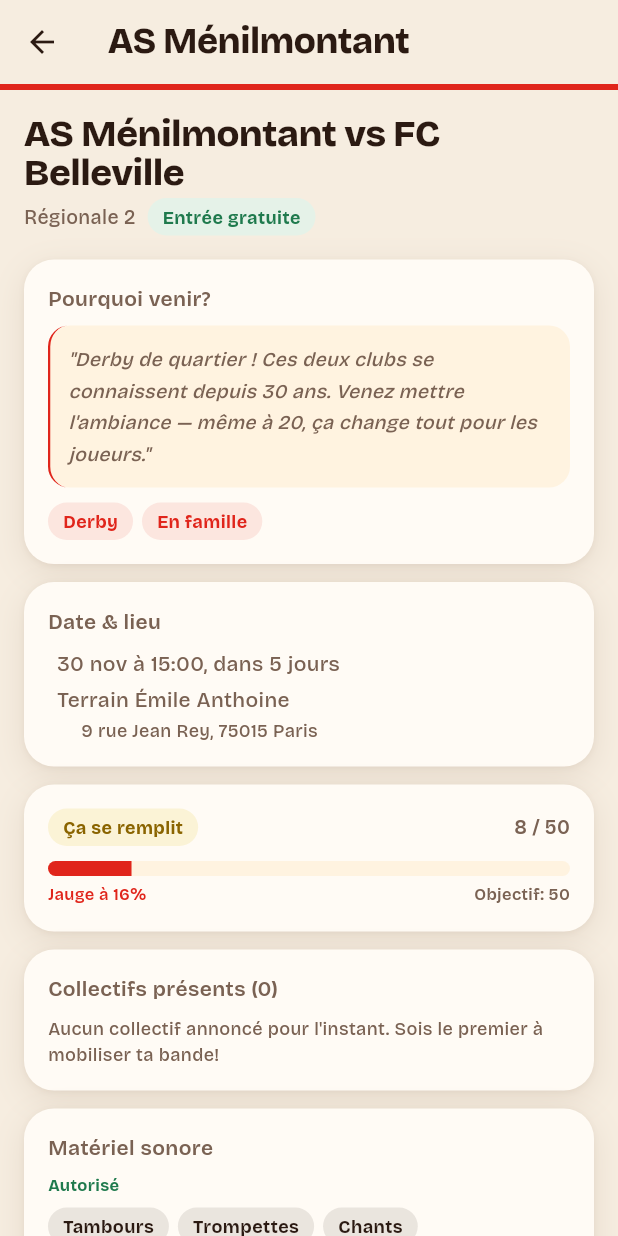
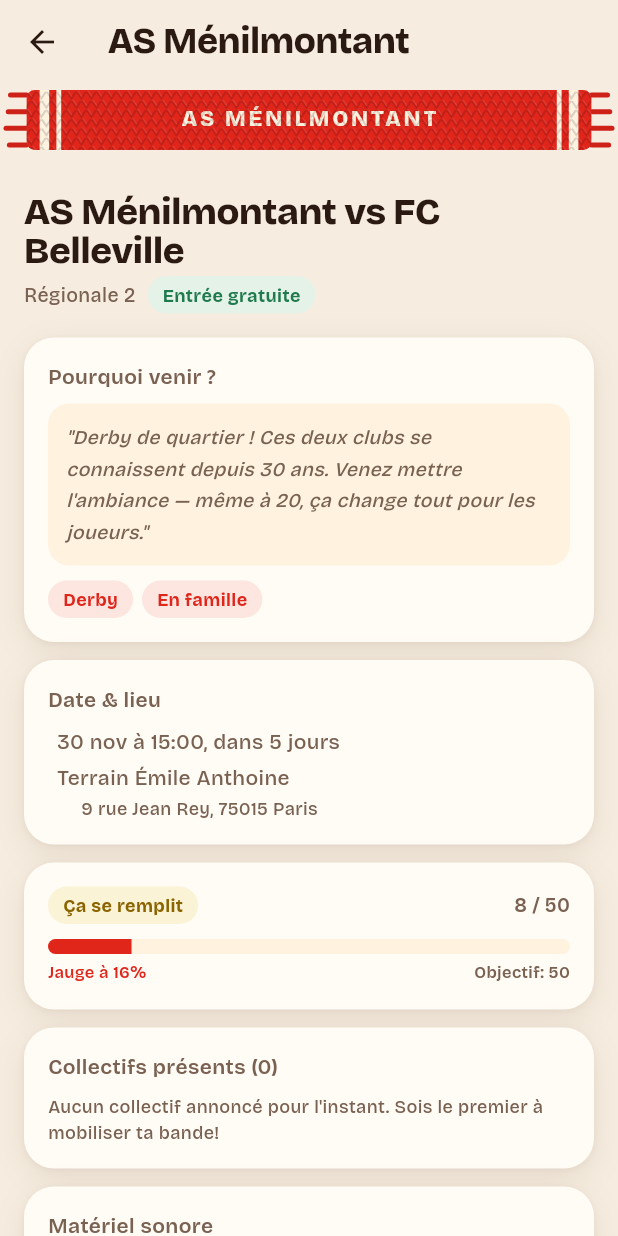
Before and after one commit to delattr-t/Fanzone, a Flutter app: the EventDetailScreen screen opened directly with sample values from the repository, on a phone screen of 412 x 824 dp. Run offline on Flutter 3.47's test engine with Material 3 defaults, Android fonts, the phone set to English and light mode, and no system bars; our stand-ins replace flutter_map, geolocator, google_fonts, latlong2, shared_preferences, supabase_flutter; accounts and stored records are empty.

Commit message:
wip: écharpe fiche match, bordures

```diff
--- a/lib/screens/chants_view.dart
+++ b/lib/screens/chants_view.dart
@@ -25,8 +25,7 @@ class ChantsView extends StatelessWidget {
  padding: const EdgeInsets.fromLTRB(20, 16, 20, 24),
  decoration: const BoxDecoration(
  color: FanZoneColors.background,
- borderRadius: BorderRadius.vertical(top: Radius.circular(14)),
- border: Border(top: BorderSide(color: FanZoneColors.dark, width: 1.5)),
+ borderRadius: BorderRadius.vertical(top: Radius.circular(24)),
  ),
  child: SingleChildScrollView(
  child: Column(
@@ -252,7 +251,6 @@ class _ChantCardState extends State<_ChantCard> {
               decoration: BoxDecoration(
                 color: FanZoneColors.cream,
                 borderRadius: BorderRadius.circular(14),
-                border: Border(left: BorderSide(color: widget.color, width: 1.5)),
               ),
               child: Column(
                 crossAxisAlignment: CrossAxisAlignment.start,
--- a/lib/screens/chat_view.dart
+++ b/lib/screens/chat_view.dart
@@ -107,7 +107,7 @@ class _ChatViewState extends State<ChatView> {
             padding: const EdgeInsets.fromLTRB(14, 10, 14, 14),
             decoration: const BoxDecoration(
               color: FanZoneColors.surface,
-              border: Border(top: BorderSide(color: FanZoneColors.dark, width: 1.5)),
+              border: Border(top: BorderSide(color: FanZoneColors.wallDeep, width: 1)),
             ),
             child: Row(
               children: [
@@ -145,7 +145,7 @@ class _ChatViewState extends State<ChatView> {
             padding: const EdgeInsets.fromLTRB(12, 8, 12, 12),
             decoration: const BoxDecoration(
               color: FanZoneColors.surface,
-              border: Border(top: BorderSide(color: FanZoneColors.dark, width: 1.5)),
+              border: Border(top: BorderSide(color: FanZoneColors.wallDeep, width: 1)),
             ),
             child: SafeArea(
               top: false,
--- a/lib/screens/event_detail_screen.dart
+++ b/lib/screens/event_detail_screen.dart
@@ -4,6 +4,7 @@ import '../models/event.dart';
 import '../models/sound_gear.dart';
 import '../state/app_state.dart';
 import '../theme/app_theme.dart';
+import '../widgets/scarf.dart';
 import '../widgets/sticker.dart';
 import 'chat_view.dart';
 import 'clubs_screen.dart';
@@ -69,8 +70,11 @@ class _EventDetailScreenState extends State<EventDetailScreen> {
             ),
         ],
         bottom: PreferredSize(
-          preferredSize: const Size.fromHeight(4),
-          child: Container(height: 4, color: ev.color),
+          preferredSize: const Size.fromHeight(56),
+          child: Padding(
+            padding: const EdgeInsets.fromLTRB(4, 4, 4, 12),
+            child: Scarf.club(ev.color, label: ev.club, height: 40),
+          ),
         ),
       ),
       body: SingleChildScrollView(
@@ -101,13 +105,12 @@ class _EventDetailScreenState extends State<EventDetailScreen> {
               child: Column(
                 crossAxisAlignment: CrossAxisAlignment.start,
                 children: [
-                  const StickerLabel('Pourquoi venir?'),
+                  const StickerLabel('Pourquoi venir\u00A0?'),
                   Container(
                     padding: const EdgeInsets.all(12),
                     decoration: BoxDecoration(
                       color: FanZoneColors.cream,
                       borderRadius: BorderRadius.circular(14),
-                      border: Border(left: BorderSide(color: ev.color, width: 1.5)),
                     ),
                     child: Text(
                       '"${ev.description}"',
--- a/lib/screens/map_screen.dart
+++ b/lib/screens/map_screen.dart
@@ -121,8 +121,7 @@ class _MapScreenState extends State<MapScreen> {
                 urlTemplate: 'https://tile.openstreetmap.org/{z}/{x}/{y}.png',
                 userAgentPackageName: 'fr.fanzone.app',
                 maxNativeZoom: 19,
-                tilesContainerBuilder: (context, container) =>
-                    ColorFiltered(colorFilter: _woolTint, child: container),
+                tileBuilder: (context, tile, _) => ColorFiltered(colorFilter: _woolTint, child: tile),
               ),
               MarkerLayer(
                 markers: [
```
